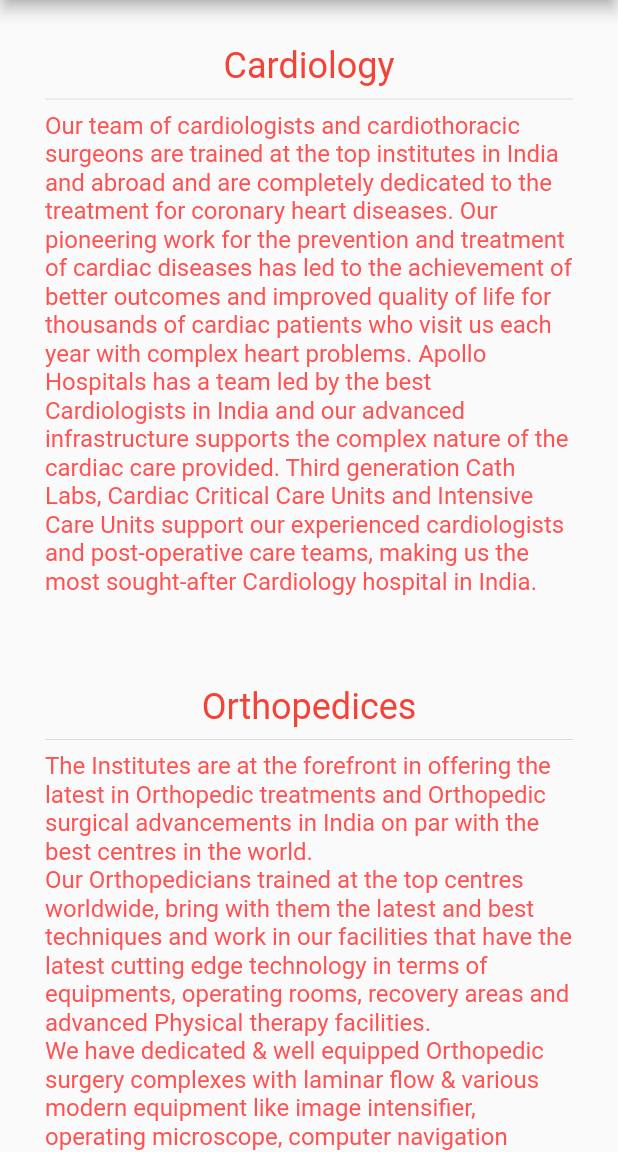
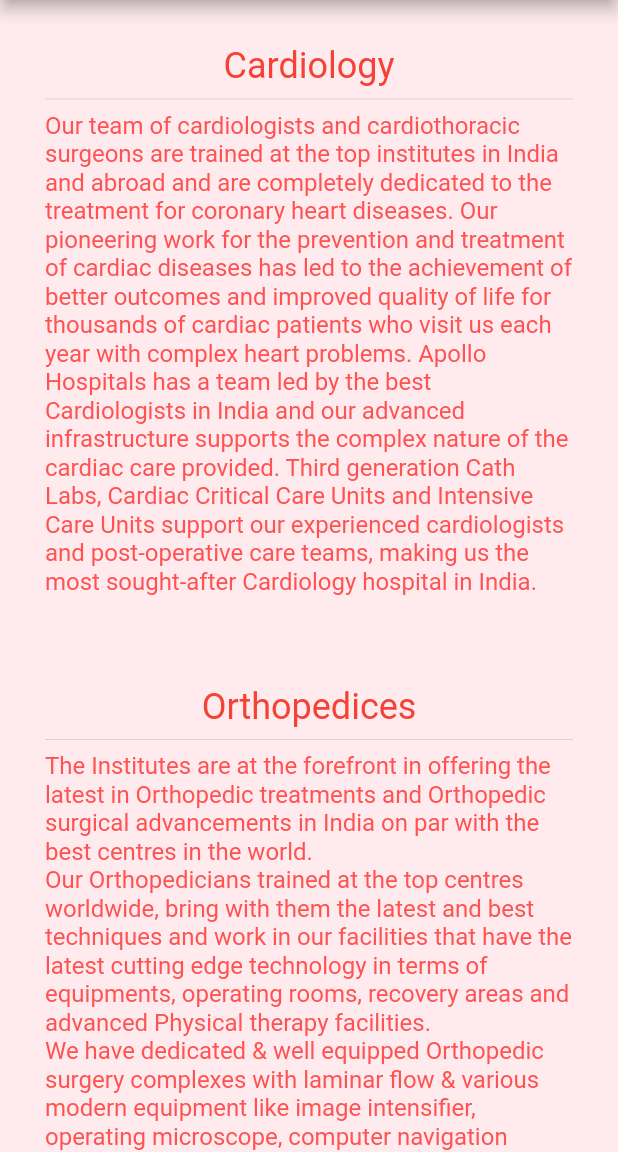
Before and after one commit to samrat19/Flutter_API_fetch, a Flutter app: the screen it shows after launch, in the side drawer, after a tap on "Departments", on a phone screen of 412 x 824 dp, the part 84-1236 px from its top. Run offline on Flutter 3.47's test engine with Material 2 defaults, Android fonts, the phone set to English and light mode, and no system bars; our stand-ins replace firebase_core, firebase_database; accounts and stored records are empty; network calls fail.

Commit message:
Make background color consistent thought out

```diff
--- a/lib/departments/fifth.dart
+++ b/lib/departments/fifth.dart
@@ -10,6 +10,7 @@
   @override
   Widget build(BuildContext context) {
     return Scaffold(
+      backgroundColor: Colors.red[50],
       body : Skin(),
     );
   }
--- a/lib/departments/first.dart
+++ b/lib/departments/first.dart
@@ -11,6 +11,7 @@
   @override
   Widget build(BuildContext context) {
     return Scaffold(
+      backgroundColor: Colors.red[50],
       body : HomePage(),
     );
   }
--- a/lib/departments/fourth.dart
+++ b/lib/departments/fourth.dart
@@ -10,6 +10,7 @@
   @override
   Widget build(BuildContext context) {
     return Scaffold(
+      backgroundColor: Colors.red[50],
       body : Brain(),
     );
   }
--- a/lib/departments/second.dart
+++ b/lib/departments/second.dart
@@ -11,6 +11,7 @@
   @override
   Widget build(BuildContext context) {
     return Scaffold(
+      backgroundColor: Colors.red[50],
       body : Orthopedic(),
     );
   }
--- a/lib/departments/third.dart
+++ b/lib/departments/third.dart
@@ -10,6 +10,7 @@
   @override
   Widget build(BuildContext context) {
     return Scaffold(
+      backgroundColor: Colors.red[50],
       body : Eye(),
     );
   }
--- a/lib/drawer_directory/about.dart
+++ b/lib/drawer_directory/about.dart
@@ -23,6 +23,7 @@
       appBar: AppBar(title: Text(this.dept),
         backgroundColor: Colors.red,
       ),
+      backgroundColor: Colors.red[50],
       body: ListView(
         children: <Widget>[
           CustomAbout("Atri Das", "161001001265"),
--- a/lib/drawer_directory/departments.dart
+++ b/lib/drawer_directory/departments.dart
@@ -31,6 +31,7 @@
       appBar: AppBar(title: Text(this.dept),
         backgroundColor: Colors.redAccent,
       ),
+      backgroundColor: Colors.red[50],
       body: ListView(
         scrollDirection: Axis.vertical,
         children: <Widget>[
--- a/lib/drawer_directory/hod.dart
+++ b/lib/drawer_directory/hod.dart
@@ -21,6 +21,7 @@
       appBar: AppBar(title: Text(this.dept),
         backgroundColor: Colors.red,
       ),
+      backgroundColor: Colors.red[50],
     );
   }
 }
--- a/lib/drawer_directory/hospitality.dart
+++ b/lib/drawer_directory/hospitality.dart
@@ -22,6 +22,7 @@
         title: Text(this.dept),
         backgroundColor: Colors.red,
       ),
+      backgroundColor: Colors.red[50],
       body: ListView(
         padding: EdgeInsets.all(20.0),
         children: <Widget>[
--- a/lib/drawer_directory/location.dart
+++ b/lib/drawer_directory/location.dart
@@ -22,6 +22,7 @@
         title: Text(this.dept),
         backgroundColor: Colors.blue,
       ),
+      backgroundColor: Colors.red[50],
     );
   }
 }
--- a/lib/drawer_directory/partners.dart
+++ b/lib/drawer_directory/partners.dart
@@ -23,6 +23,7 @@
       appBar: AppBar(title: Text(this.dept),
         backgroundColor: Colors.red,
       ),
+      backgroundColor: Colors.red[50],
       body: ListView(
         children: <Widget>[
           CustomPartner("Techno India University"),
--- a/lib/main.dart
+++ b/lib/main.dart
@@ -46,7 +46,6 @@
         appBar: AppBar(
           title: Text("Health Care"),
         ),
-        backgroundColor: Colors.red[50],
         drawer: Drawer(
           child: CustomDrawer(),
         ),
```
